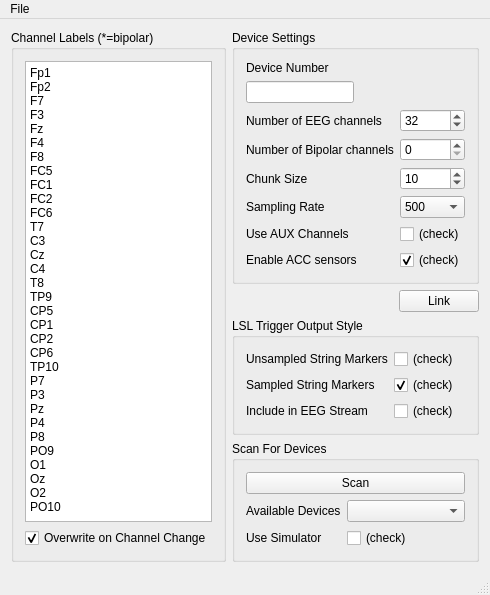
This is Apps/BrainProducts/LiveAmp/mainwindow.ui in sccn/lsl_archived as Qt 5 draws it before an edit. The edited form follows.
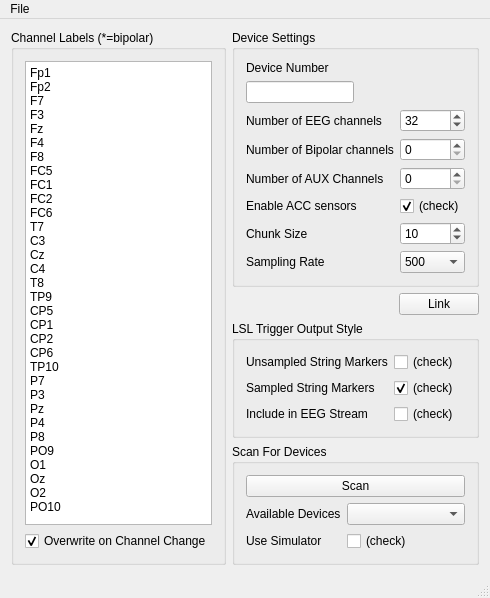
This is the edited form.

Commit message: revised LiveAmp app some--better channel labels and CMake support

```diff
--- a/Apps/BrainProducts/LiveAmp/mainwindow.ui
+++ b/Apps/BrainProducts/LiveAmp/mainwindow.ui
@@ -141,14 +141,14 @@
            </property>
           </widget>
          </item>
-         <item row="5" column="0">
+         <item row="9" column="0">
           <widget class="QLabel" name="label">
            <property name="text">
             <string>Chunk Size</string>
            </property>
           </widget>
          </item>
-         <item row="5" column="1">
+         <item row="9" column="1">
           <widget class="QSpinBox" name="chunkSize">
            <property name="toolTip">
             <string>&lt;html&gt;&lt;head/&gt;&lt;body&gt;&lt;p&gt;The number of samples per chunk emitted by the driver -- a small value will lead to lower overall latency but causes more CPU load, max value is 20&lt;/p&gt;&lt;/body&gt;&lt;/html&gt;</string>
@@ -164,14 +164,14 @@
            </property>
           </widget>
          </item>
-         <item row="6" column="0">
+         <item row="10" column="0">
           <widget class="QLabel" name="label_3">
            <property name="text">
             <string>Sampling Rate</string>
            </property>
           </widget>
          </item>
-         <item row="6" column="1">
+         <item row="10" column="1">
           <widget class="QComboBox" name="samplingRate">
            <property name="toolTip">
             <string>The sampling rate to use; higher sampling rates require more network bandwidth (and storage space if recording), particularly the very high rates of 10KHz+. The native rates are those that are natively supported by the hardware and the resampled rates are resampled in software  (using a linear-phase sinc resampler that delays the output signal by 5 samples).</string>
@@ -196,46 +196,6 @@
            </item>
           </widget>
          </item>
-         <item row="7" column="0">
-          <widget class="QLabel" name="label_7">
-           <property name="text">
-            <string>Use AUX Channels</string>
-           </property>
-          </widget>
-         </item>
-         <item row="7" column="1">
-          <widget class="QCheckBox" name="useAUX">
-           <property name="toolTip">
-            <string>If this is checked then the last 8 channels will hold the AUX signals; make sure to increase your channel count accordingly.</string>
-           </property>
-           <property name="text">
-            <string>(check)</string>
-           </property>
-           <property name="checked">
-            <bool>false</bool>
-           </property>
-          </widget>
-         </item>
-         <item row="8" column="0">
-          <widget class="QLabel" name="label_8">
-           <property name="text">
-            <string>Enable ACC sensors</string>
-           </property>
-          </widget>
-         </item>
-         <item row="8" column="1">
-          <widget class="QCheckBox" name="useACC">
-           <property name="toolTip">
-            <string>This will enable Acceleration sensors X, Y and Z.</string>
-           </property>
-           <property name="text">
-            <string>(check)</string>
-           </property>
-           <property name="checked">
-            <bool>true</bool>
-           </property>
-          </widget>
-         </item>
          <item row="4" column="1">
           <widget class="QSpinBox" name="bipolarChannelCount">
            <property name="toolTip">
@@ -253,6 +213,40 @@
            </property>
           </widget>
          </item>
+         <item row="7" column="0">
+          <widget class="QLabel" name="label_8">
+           <property name="text">
+            <string>Enable ACC sensors</string>
+           </property>
+          </widget>
+         </item>
+         <item row="7" column="1">
+          <widget class="QCheckBox" name="useACC">
+           <property name="toolTip">
+            <string>This will enable Acceleration sensors X, Y and Z.</string>
+           </property>
+           <property name="text">
+            <string>(check)</string>
+           </property>
+           <property name="checked">
+            <bool>true</bool>
+           </property>
+          </widget>
+         </item>
+         <item row="5" column="0">
+          <widget class="QLabel" name="label_7">
+           <property name="text">
+            <string>Number of AUX Channels</string>
+           </property>
+          </widget>
+         </item>
+         <item row="5" column="1">
+          <widget class="QSpinBox" name="auxChannelCount">
+           <property name="maximum">
+            <number>8</number>
+           </property>
+          </widget>
+         </item>
         </layout>
        </widget>
       </item>
```
The commit also changes 15 other files.
